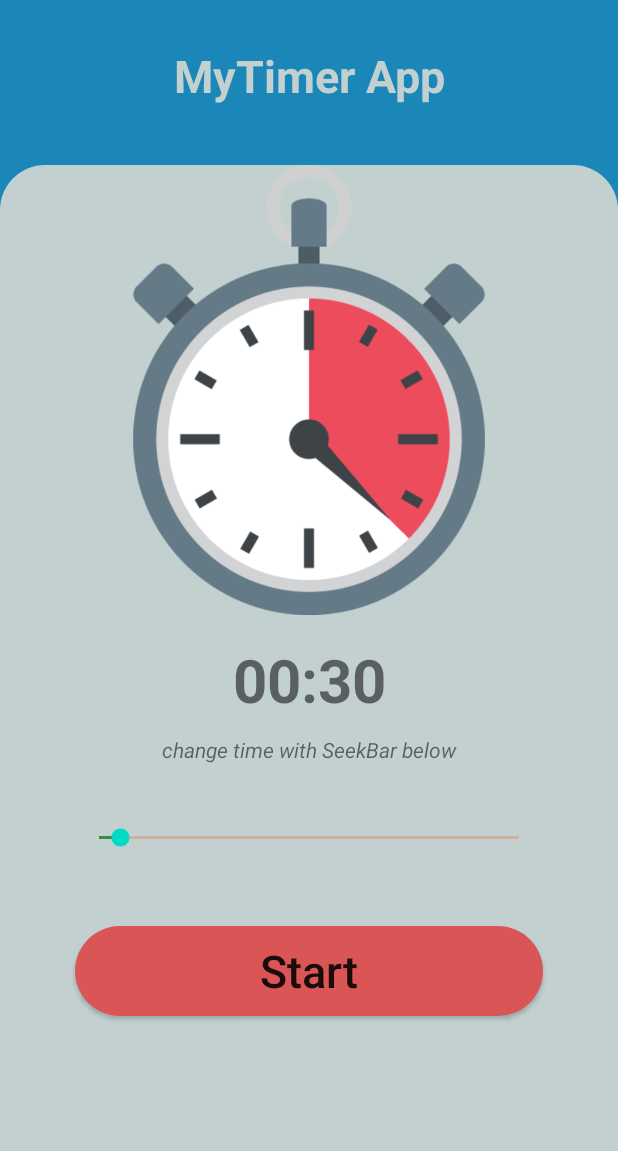
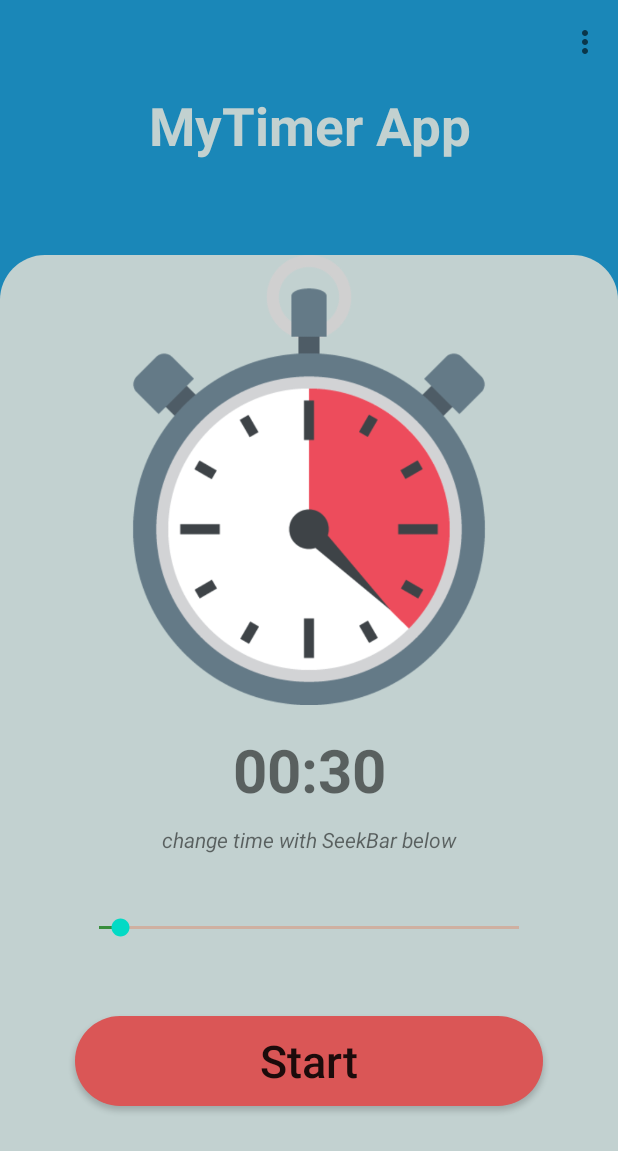
Before and after one commit to SamantaSmith/MyTimerHaha, an Android app: the screen it shows after launch (MainActivity), on a phone screen of 412 x 824 dp. Shown: the top 1151 px of the screen. Run offline under Robolectric (Android 15) with nearby library versions, the phone set to English and light mode, and no system bars.

Commit message:
Пока все работает (до добавления мелодий и ListPreference)

```diff
--- a/app/build.gradle
+++ b/app/build.gradle
@@ -31,4 +31,6 @@ dependencies {
     testImplementation 'junit:junit:4.12'
     androidTestImplementation 'androidx.test.ext:junit:1.1.1'
     androidTestImplementation 'androidx.test.espresso:espresso-core:3.2.0'
+
+    implementation 'androidx.preference:preference:1.1.0-rc01'
 }
--- /dev/null
+++ b/app/src/main/res/drawable/about_menuitem.xml
@@ -0,0 +1,5 @@
+<vector android:height="24dp" android:tint="#ABBC7F"
+    android:viewportHeight="24.0" android:viewportWidth="24.0"
+    android:width="24dp" xmlns:android="http://schemas.android.com/apk/res/android">
+    <path android:fillColor="#FF000000" android:pathData="M14,2L6,2c-1.1,0 -1.99,0.9 -1.99,2L4,20c0,1.1 0.89,2 1.99,2L18,22c1.1,0 2,-0.9 2,-2L20,8l-6,-6zM16,18L8,18v-2h8v2zM16,14L8,14v-2h8v2zM13,9L13,3.5L18.5,9L13,9z"/>
+</vector>
--- /dev/null
+++ b/app/src/main/res/drawable/ic_timer_black_24dp.xml
@@ -0,0 +1,5 @@
+<vector android:height="24dp" android:tint="#BC8546"
+    android:viewportHeight="24.0" android:viewportWidth="24.0"
+    android:width="24dp" xmlns:android="http://schemas.android.com/apk/res/android">
+    <path android:fillColor="#FF000000" android:pathData="M15,1L9,1v2h6L15,1zM11,14h2L13,8h-2v6zM19.03,7.39l1.42,-1.42c-0.43,-0.51 -0.9,-0.99 -1.41,-1.41l-1.42,1.42C16.07,4.74 14.12,4 12,4c-4.97,0 -9,4.03 -9,9s4.02,9 9,9 9,-4.03 9,-9c0,-2.12 -0.74,-4.07 -1.97,-5.61zM12,20c-3.87,0 -7,-3.13 -7,-7s3.13,-7 7,-7 7,3.13 7,7 -3.13,7 -7,7z"/>
+</vector>
--- /dev/null
+++ b/app/src/main/res/drawable/purchase_menuitem.xml
@@ -0,0 +1,5 @@
+<vector android:height="24dp" android:tint="#ABBC7F"
+    android:viewportHeight="24.0" android:viewportWidth="24.0"
+    android:width="24dp" xmlns:android="http://schemas.android.com/apk/res/android">
+    <path android:fillColor="#FF000000" android:pathData="M12,2C6.48,2 2,6.48 2,12s4.48,10 10,10 10,-4.48 10,-10S17.52,2 12,2zM13.41,18.09L13.41,20h-2.67v-1.93c-1.71,-0.36 -3.16,-1.46 -3.27,-3.4h1.96c0.1,1.05 0.82,1.87 2.65,1.87 1.96,0 2.4,-0.98 2.4,-1.59 0,-0.83 -0.44,-1.61 -2.67,-2.14 -2.48,-0.6 -4.18,-1.62 -4.18,-3.67 0,-1.72 1.39,-2.84 3.11,-3.21L10.74,4h2.67v1.95c1.86,0.45 2.79,1.86 2.85,3.39L14.3,9.34c-0.05,-1.11 -0.64,-1.87 -2.22,-1.87 -1.5,0 -2.4,0.68 -2.4,1.64 0,0.84 0.65,1.39 2.67,1.91s4.18,1.39 4.18,3.91c-0.01,1.83 -1.38,2.83 -3.12,3.16z"/>
+</vector>
--- /dev/null
+++ b/app/src/main/res/drawable/settings_menuitem.xml
@@ -0,0 +1,5 @@
+<vector android:height="24dp" android:tint="#ABBC7F"
+    android:viewportHeight="24" android:viewportWidth="24"
+    android:width="24dp" xmlns:android="http://schemas.android.com/apk/res/android">
+    <path android:fillColor="#FF000000" android:pathData="M19.1,12.9a2.8,2.8 0,0 0,0.1 -0.9,2.8 2.8,0 0,0 -0.1,-0.9l2.1,-1.6a0.7,0.7 0,0 0,0.1 -0.6L19.4,5.5a0.7,0.7 0,0 0,-0.6 -0.2l-2.4,1a6.5,6.5 0,0 0,-1.6 -0.9l-0.4,-2.6a0.5,0.5 0,0 0,-0.5 -0.4H10.1a0.5,0.5 0,0 0,-0.5 0.4L9.3,5.4a5.6,5.6 0,0 0,-1.7 0.9l-2.4,-1a0.4,0.4 0,0 0,-0.5 0.2l-2,3.4c-0.1,0.2 0,0.4 0.2,0.6l2,1.6a2.8,2.8 0,0 0,-0.1 0.9,2.8 2.8,0 0,0 0.1,0.9L2.8,14.5a0.7,0.7 0,0 0,-0.1 0.6l1.9,3.4a0.7,0.7 0,0 0,0.6 0.2l2.4,-1a6.5,6.5 0,0 0,1.6 0.9l0.4,2.6a0.5,0.5 0,0 0,0.5 0.4h3.8a0.5,0.5 0,0 0,0.5 -0.4l0.3,-2.6a5.6,5.6 0,0 0,1.7 -0.9l2.4,1a0.4,0.4 0,0 0,0.5 -0.2l2,-3.4c0.1,-0.2 0,-0.4 -0.2,-0.6ZM12,15.6A3.6,3.6 0,1 1,15.6 12,3.6 3.6,0 0,1 12,15.6Z"/>
+</vector>
--- a/app/src/main/res/layout/activity_main.xml
+++ b/app/src/main/res/layout/activity_main.xml
@@ -6,6 +6,12 @@
     android:layout_height="match_parent"
     tools:context=".MainActivity"
     android:orientation="vertical">
+
+    <androidx.appcompat.widget.Toolbar
+        android:background="@color/colorPrimaryDark"
+        android:id="@+id/toolbar"
+        android:layout_width="match_parent"
+        android:layout_height="60dp"/>
 
     <LinearLayout
         android:background="@color/colorPrimaryDark"
@@ -16,9 +22,9 @@
 
             android:textStyle="bold"
             android:textColor="@color/forTextView"
-            android:layout_marginTop="30dp"
+            android:layout_marginTop="0dp"
             android:gravity="center"
-            android:textSize="30sp"
+            android:textSize="35sp"
             android:text="MyTimer App"
             android:layout_width="match_parent"
             android:layout_height="wrap_content"/>
--- /dev/null
+++ b/app/src/main/res/menu/timer_menu.xml
@@ -0,0 +1,23 @@
+<?xml version="1.0" encoding="utf-8"?>
+<menu xmlns:android="http://schemas.android.com/apk/res/android"
+    xmlns:app="http://schemas.android.com/apk/res-auto">
+
+    <item
+        android:id="@+id/action_settings"
+        android:title="Settings"
+        android:orderInCategory="100"
+        app:showAsAction="never"
+        android:icon="@drawable/settings_menuitem"
+        />
+
+    <item
+        android:id="@+id/action_about"
+        android:title="About App"
+        android:orderInCategory="110"
+        app:showAsAction="never"
+        android:icon="@drawable/about_menuitem"
+        />
+
+
+
+</menu>
--- a/app/src/main/res/values/styles.xml
+++ b/app/src/main/res/values/styles.xml
@@ -3,9 +3,10 @@
     <!-- Base application theme. -->
     <style name="AppTheme" parent="Theme.AppCompat.Light.NoActionBar">
         <!-- Customize your theme here. -->
-        <item name="colorPrimary">@color/colorPrimary</item>
+        <item name="colorPrimary">@color/colorPrimaryDark</item>
         <item name="colorPrimaryDark">@color/colorPrimaryDark</item>
         <item name="colorAccent">@color/colorAccent</item>
+        <item name = "preferenceTheme">@style/PreferenceThemeOverlay</item>
     </style>
 
     <style name="MySeekBar" parent="Widget.AppCompat.SeekBar">
```
Also changed, not shown: app/src/main/AndroidManifest.xml (+29 -6 lines), app/src/main/java/com/example/mytimerhaha/AboutActivity.java (added, +37 -0 lines), app/src/main/java/com/example/mytimerhaha/MainActivity.java (+87 -16 lines), app/src/main/java/com/example/mytimerhaha/SettingsActivity.java (added, +38 -0 lines), app/src/main/java/com/example/mytimerhaha/SettingsFragment.java (added, +13 -0 lines), app/src/main/res/layout/activity_about.xml (added, +15 -0 lines), app/src/main/res/layout/activity_settings.xml (added, +21 -0 lines), app/src/main/res/values/arrays.xml (added, +20 -0 lines), app/src/main/res/xml/timer_preferences.xml (added, +32 -0 lines).
